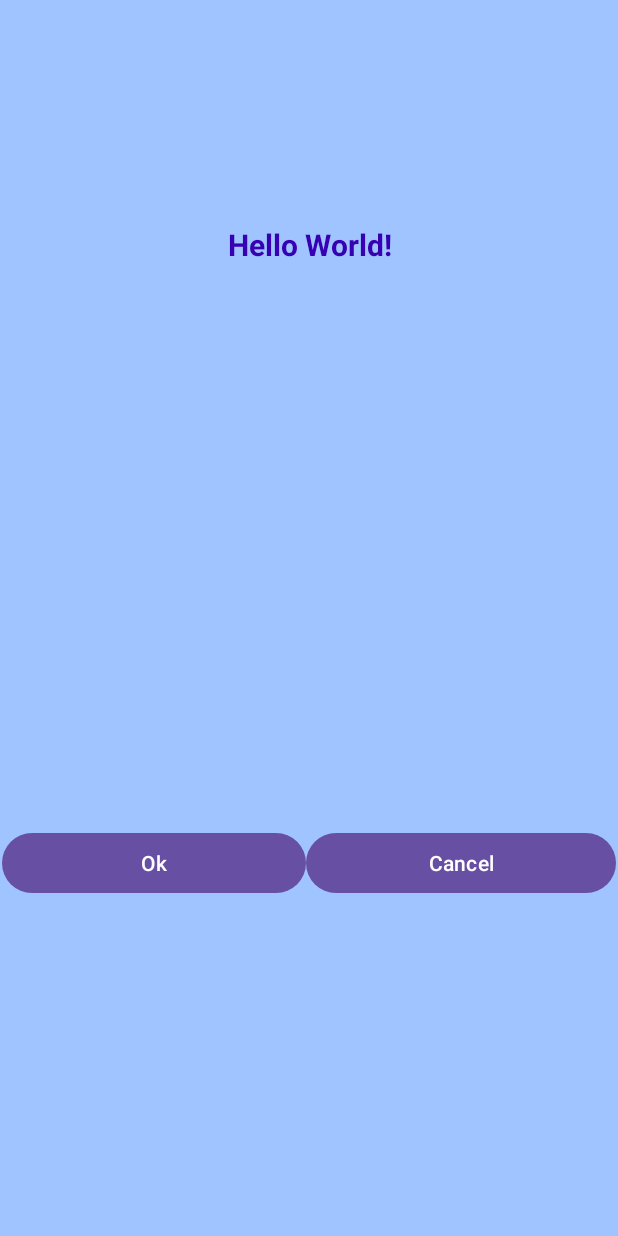
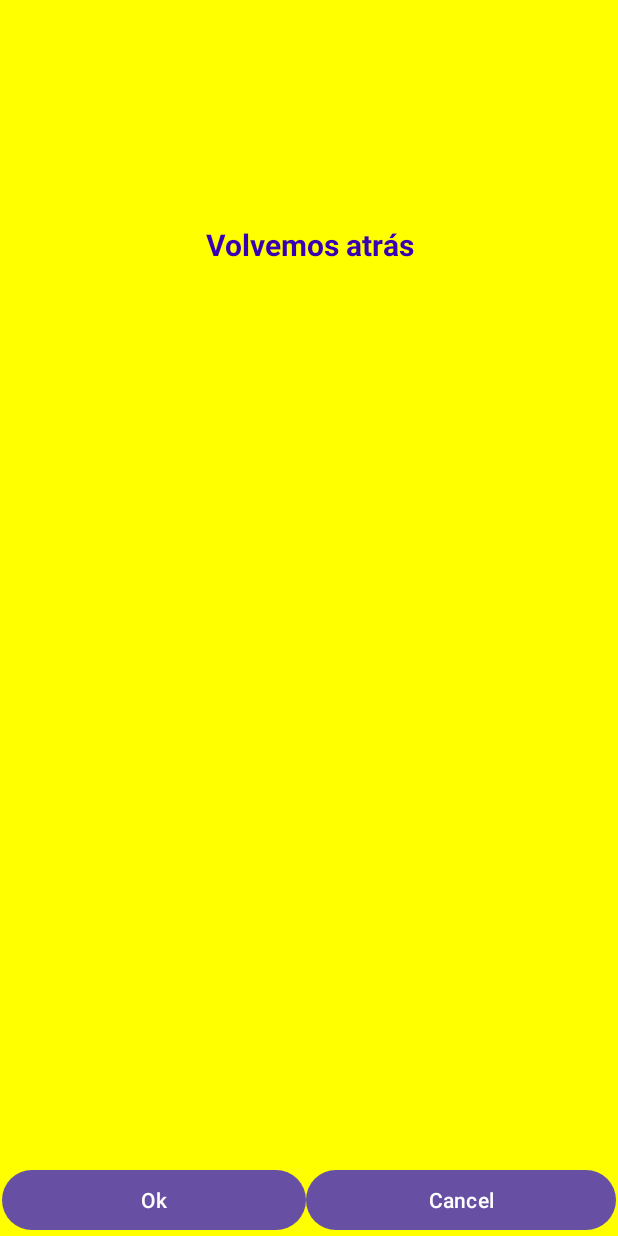
Before and after one commit to Marcoospg/Actividad5Kotlin, an Android app: the screen it shows after launch (MainActivity), after a tap on "Cancel", on a phone screen of 412 x 824 dp. Run offline under Robolectric (Android 15) with nearby library versions, the phone set to English and light mode, and no system bars; 1 other tap on this screen came first.

Commit message:
Implementada la herencia de onClickListener en el MainActivity y creado el emptyActivity llamado OnBoarding. Además se ha cambiado el funcionamiento de los botones.

```diff
--- a/app/src/main/AndroidManifest.xml
+++ b/app/src/main/AndroidManifest.xml
@@ -13,6 +13,9 @@
         android:theme="@style/Theme.AppKotlin"
         tools:targetApi="31">
         <activity
+            android:name=".OnBoarding"
+            android:exported="false" />
+        <activity
             android:name=".MainActivity"
             android:exported="true">
             <intent-filter>
--- a/app/src/main/java/com/example/appkotlin/MainActivity.kt
+++ b/app/src/main/java/com/example/appkotlin/MainActivity.kt
@@ -1,21 +1,49 @@
 package com.example.appkotlin
 
+import android.graphics.Color
 import androidx.appcompat.app.AppCompatActivity
 import android.os.Bundle
 import android.util.Log
 import android.view.View
+import android.view.View.OnClickListener
+import android.widget.Button
+import android.widget.TextView
+import androidx.constraintlayout.widget.ConstraintLayout
 
-class MainActivity : AppCompatActivity() {
+class MainActivity : AppCompatActivity(), OnClickListener {
+
+    lateinit var tvHolaMundo: TextView
+    lateinit var rootConstrainLayout:ConstraintLayout
+    lateinit var buttonOk:Button
+    lateinit var buttonCancel:Button
+
+
     override fun onCreate(savedInstanceState: Bundle?) {
         super.onCreate(savedInstanceState)
         setContentView(R.layout.activity_main)
+
+        tvHolaMundo=this.findViewById(R.id.tvHolaMundo)
+        rootConstrainLayout=this.findViewById(R.id.rootConstrainLayout)
+        buttonOk=this.findViewById(R.id.buttonOk)
+        buttonCancel=this.findViewById(R.id.buttonCancel)
+
+
+        buttonOk.setOnClickListener(this)
+
+        buttonCancel.setOnClickListener(this)
+
     }
 
-    fun clickOk(v: View){
-        Log.v("MainActivity","Presioné OK")
-    }
-
-    fun clickCancel(v: View){
-        Log.v("MainActivity","Presioné Cancel")
+    override fun onClick(v: View?) {
+        if(v!!.id==R.id.buttonOk) {
+            Log.v("MainActivity","Presioné OK")
+            tvHolaMundo.text="Hasta Luego Mundo"
+            rootConstrainLayout.setBackgroundColor(Color.MAGENTA)
+        }
+        else if(v!!.id==R.id.buttonCancel){
+            Log.v("MainActivity","Presioné Cancel")
+            tvHolaMundo.text="Volvemos atrás"
+            rootConstrainLayout.setBackgroundColor(Color.YELLOW)
+        }
     }
 }
--- a/app/src/main/res/layout/activity_main.xml
+++ b/app/src/main/res/layout/activity_main.xml
@@ -6,12 +6,10 @@
     android:layout_height="match_parent"
     tools:context=".MainActivity"
     android:background="@color/colorFondo"
-    tools:ignore="ExtraText"><![CDATA[>
-
-    ]]>
+    android:id="@+id/rootConstrainLayout">
 
     <TextView
-        android:id="@+id/textView"
+        android:id="@+id/tvHolaMundo"
         android:layout_width="409dp"
         android:layout_height="176dp"
         android:text="Hello World!"
@@ -38,7 +36,7 @@
         app:layout_constraintTop_toBottomOf="@+id/textView">
 
         <Button
-            android:id="@+id/button"
+            android:id="@+id/buttonOk"
             android:layout_width="wrap_content"
             android:layout_height="wrap_content"
             android:layout_weight="1"
@@ -46,7 +44,7 @@
             android:text="Ok" />
 
         <Button
-            android:id="@+id/button2"
+            android:id="@+id/buttonCancel"
             android:layout_width="wrap_content"
             android:layout_height="wrap_content"
             android:layout_weight="1"
```
Also changed, not shown: app/src/main/java/com/example/appkotlin/OnBoarding.kt (added, +11 -0 lines), app/src/main/res/layout/activity_on_boarding.xml (added, +9 -0 lines).
